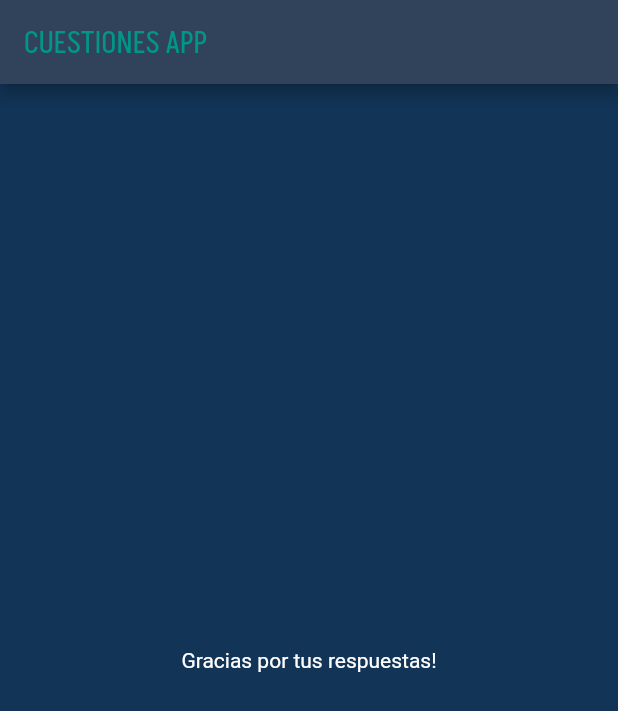
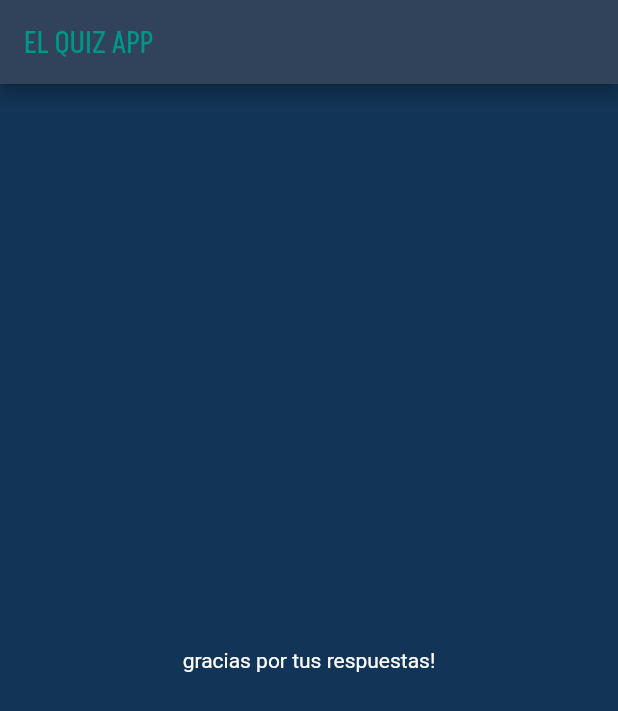
Before and after one commit to emeery/flutter-start, a Flutter app: the screen it shows after launch, after a tap on "Negro", after a tap on "Messi", after a tap on "Hamburguesa", on a phone screen of 412 x 824 dp. Shown: the top 711 px of the screen. Run offline on Flutter 3.47's test engine with Material 2 defaults, Android fonts, the phone set to English and light mode, and no system bars.

Commit message:
result widget

```diff
--- a/lib/main.dart
+++ b/lib/main.dart
@@ -1,12 +1,12 @@
 import 'package:flutter/material.dart';
 import 'quiz.dart';
+import 'result.dart';
 
 void main() => runApp(MyApp());
 
 class MyApp extends StatefulWidget {
   @override
   State<StatefulWidget> createState() {
-    // TODO: implement createState
     return _MyAppState();
   }
 }
@@ -70,7 +70,7 @@ class _MyAppState extends State<MyApp> {
       home: Scaffold(
         appBar: AppBar(
           title: Text(
-            'CUESTIONES APP',
+            'EL QUIZ APP',
             style: TextStyle(
               fontFamily: 'Akshar',
               color: Colors.teal,
@@ -83,12 +83,7 @@ class _MyAppState extends State<MyApp> {
                 questions: _questions,
                 questionIndex: _questionIndex,
                 answerQuestion: _answerQuestion)
-            : Center(
-                child: Text(
-                  'Gracias por tus respuestas!',
-                  style: TextStyle(color: Colors.white),
-                ),
-              ),
+            : Result(),
       ),
     );
   }
--- a/lib/result.dart
+++ b/lib/result.dart
@@ -0,0 +1,16 @@
+import 'package:flutter/material.dart';
+
+class Result extends StatelessWidget {
+  const Result({
+    Key? key,
+  }) : super(key: key);
+  @override
+  Widget build(BuildContext context) {
+    return Center(
+      child: Text(
+        'gracias por tus respuestas!',
+        style: TextStyle(color: Colors.white),
+      ),
+    );
+  }
+}
```
